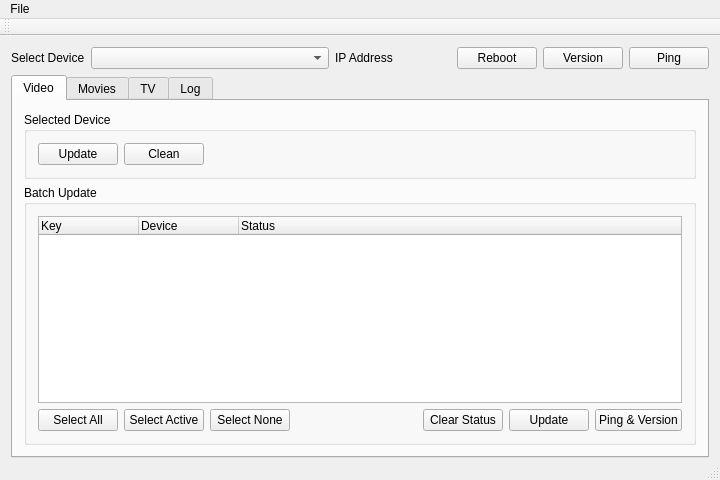
Old version of the form mainwindow.ui in the repository dwprice56/KodiJson.
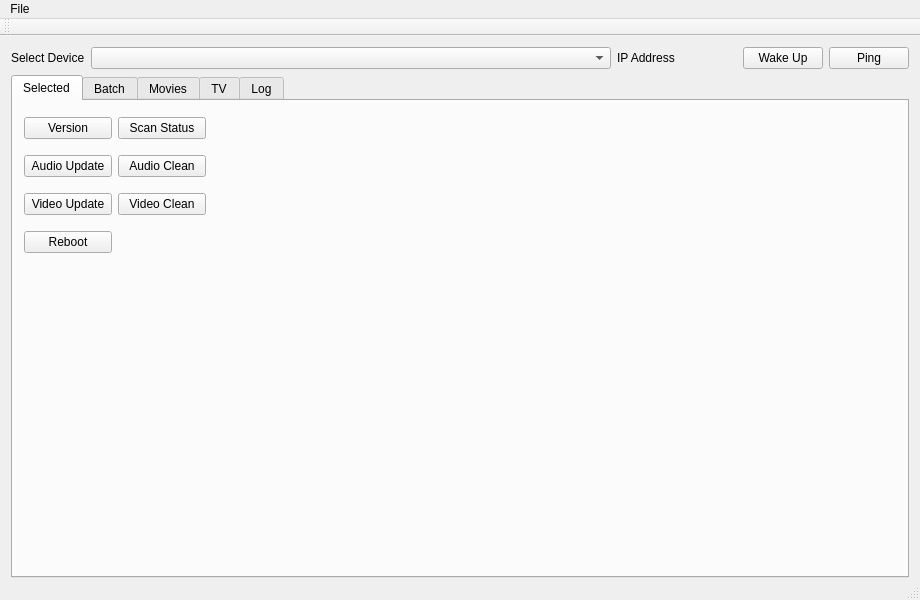
New version of the form. The open tabs and pages were chosen to show the change.

The edit to the form file:
```diff
--- a/mainwindow.ui
+++ b/mainwindow.ui
@@ -6,8 +6,8 @@
    <rect>
     <x>0</x>
     <y>0</y>
-    <width>720</width>
-    <height>480</height>
+    <width>920</width>
+    <height>600</height>
    </rect>
   </property>
   <property name="windowTitle">
@@ -18,6 +18,22 @@
     <property name="bottomMargin">
      <number>0</number>
     </property>
+    <item row="0" column="3">
+     <widget class="QPushButton" name="pushButton_SelectedDevice_WakeUp">
+      <property name="sizePolicy">
+       <sizepolicy hsizetype="Fixed" vsizetype="Fixed">
+        <horstretch>0</horstretch>
+        <verstretch>0</verstretch>
+       </sizepolicy>
+      </property>
+      <property name="toolTip">
+       <string>Tells Kodi to reboot the selected device.</string>
+      </property>
+      <property name="text">
+       <string>Wake Up</string>
+      </property>
+     </widget>
+    </item>
     <item row="0" column="0">
      <widget class="QLabel" name="label_SelectDevice">
       <property name="sizePolicy">
@@ -75,39 +91,7 @@
       </property>
      </widget>
     </item>
-    <item row="0" column="3">
-     <widget class="QPushButton" name="pushButton_SelectedDevice_Reboot">
-      <property name="sizePolicy">
-       <sizepolicy hsizetype="Fixed" vsizetype="Fixed">
-        <horstretch>0</horstretch>
-        <verstretch>0</verstretch>
-       </sizepolicy>
-      </property>
-      <property name="toolTip">
-       <string>Tells Kodi to reboot the selected device.</string>
-      </property>
-      <property name="text">
-       <string>Reboot</string>
-      </property>
-     </widget>
-    </item>
     <item row="0" column="4">
-     <widget class="QPushButton" name="pushButton_SelectedDevice_Version">
-      <property name="sizePolicy">
-       <sizepolicy hsizetype="Fixed" vsizetype="Fixed">
-        <horstretch>0</horstretch>
-        <verstretch>0</verstretch>
-       </sizepolicy>
-      </property>
-      <property name="toolTip">
-       <string>Returns the Kodi version and the JSON version for the selected device.</string>
-      </property>
-      <property name="text">
-       <string>Version</string>
-      </property>
-     </widget>
-    </item>
-    <item row="0" column="5">
      <widget class="QPushButton" name="pushButton_SelectedDevice_Ping">
       <property name="sizePolicy">
        <sizepolicy hsizetype="Fixed" vsizetype="Fixed">
@@ -126,7 +110,7 @@
       </property>
      </widget>
     </item>
-    <item row="1" column="0" colspan="6">
+    <item row="1" column="0" colspan="5">
      <widget class="QTabWidget" name="tabWidget">
       <property name="sizePolicy">
        <sizepolicy hsizetype="Expanding" vsizetype="Expanding">
@@ -139,21 +123,195 @@
       </property>
       <widget class="QWidget" name="tabVideo">
        <attribute name="title">
-        <string>Video</string>
+        <string>Selected</string>
        </attribute>
-       <layout class="QVBoxLayout" name="verticalLayout_3">
+       <layout class="QVBoxLayout" name="verticalLayout_5">
         <item>
-         <widget class="QGroupBox" name="groupBox_SelectedDevice">
-          <property name="title">
-           <string>Selected Device</string>
+         <widget class="QFrame" name="frame_2">
+          <property name="frameShape">
+           <enum>QFrame::NoFrame</enum>
           </property>
-          <property name="flat">
-           <bool>false</bool>
+          <property name="frameShadow">
+           <enum>QFrame::Raised</enum>
           </property>
-          <property name="checkable">
-           <bool>false</bool>
+          <layout class="QHBoxLayout" name="horizontalLayout_4">
+           <property name="leftMargin">
+            <number>0</number>
+           </property>
+           <property name="topMargin">
+            <number>5</number>
+           </property>
+           <property name="rightMargin">
+            <number>0</number>
+           </property>
+           <property name="bottomMargin">
+            <number>5</number>
+           </property>
+           <item>
+            <widget class="QPushButton" name="pushButton_SelectedDevice_Version">
+             <property name="sizePolicy">
+              <sizepolicy hsizetype="Fixed" vsizetype="Fixed">
+               <horstretch>0</horstretch>
+               <verstretch>0</verstretch>
+              </sizepolicy>
+             </property>
+             <property name="minimumSize">
+              <size>
+               <width>88</width>
+               <height>0</height>
+              </size>
+             </property>
+             <property name="toolTip">
+              <string>Returns the Kodi version and the JSON version for the selected device.</string>
+             </property>
+             <property name="text">
+              <string>Version</string>
+             </property>
+            </widget>
+           </item>
+           <item>
+            <widget class="QPushButton" name="pushButton_SelectedDevice_UpdateStatus">
+             <property name="sizePolicy">
+              <sizepolicy hsizetype="Fixed" vsizetype="Fixed">
+               <horstretch>0</horstretch>
+               <verstretch>0</verstretch>
+              </sizepolicy>
+             </property>
+             <property name="minimumSize">
+              <size>
+               <width>88</width>
+               <height>0</height>
+              </size>
+             </property>
+             <property name="toolTip">
+              <string>Determine if an audio scan or a video scan is running.</string>
+             </property>
+             <property name="text">
+              <string>Scan Status</string>
+             </property>
+            </widget>
+           </item>
+           <item>
+            <spacer name="horizontalSpacer_6">
+             <property name="orientation">
+              <enum>Qt::Horizontal</enum>
+             </property>
+             <property name="sizeHint" stdset="0">
+              <size>
+               <width>40</width>
+               <height>20</height>
+              </size>
+             </property>
+            </spacer>
+           </item>
+          </layout>
+         </widget>
+        </item>
+        <item>
+         <widget class="QFrame" name="frame_3">
+          <property name="frameShape">
+           <enum>QFrame::NoFrame</enum>
+          </property>
+          <property name="frameShadow">
+           <enum>QFrame::Raised</enum>
           </property>
           <layout class="QHBoxLayout" name="horizontalLayout_5">
+           <property name="leftMargin">
+            <number>0</number>
+           </property>
+           <property name="topMargin">
+            <number>5</number>
+           </property>
+           <property name="rightMargin">
+            <number>0</number>
+           </property>
+           <property name="bottomMargin">
+            <number>5</number>
+           </property>
+           <item>
+            <widget class="QPushButton" name="pushButton_SelectedDevice_AudioUpdate">
+             <property name="sizePolicy">
+              <sizepolicy hsizetype="Fixed" vsizetype="Fixed">
+               <horstretch>0</horstretch>
+               <verstretch>0</verstretch>
+              </sizepolicy>
+             </property>
+             <property name="minimumSize">
+              <size>
+               <width>88</width>
+               <height>0</height>
+              </size>
+             </property>
+             <property name="toolTip">
+              <string>Update the audio library.  This will import any new music.  It will not update existing items.</string>
+             </property>
+             <property name="text">
+              <string>Audio Update</string>
+             </property>
+            </widget>
+           </item>
+           <item>
+            <widget class="QPushButton" name="pushButton_SelectedDevice_AudioClean">
+             <property name="sizePolicy">
+              <sizepolicy hsizetype="Fixed" vsizetype="Fixed">
+               <horstretch>0</horstretch>
+               <verstretch>0</verstretch>
+              </sizepolicy>
+             </property>
+             <property name="minimumSize">
+              <size>
+               <width>88</width>
+               <height>0</height>
+              </size>
+             </property>
+             <property name="toolTip">
+              <string>Clean the audio library.  This will remove any deleted or missing items from the library.</string>
+             </property>
+             <property name="text">
+              <string>Audio Clean</string>
+             </property>
+            </widget>
+           </item>
+           <item>
+            <spacer name="horizontalSpacer_8">
+             <property name="orientation">
+              <enum>Qt::Horizontal</enum>
+             </property>
+             <property name="sizeType">
+              <enum>QSizePolicy::Expanding</enum>
+             </property>
+             <property name="sizeHint" stdset="0">
+              <size>
+               <width>689</width>
+               <height>20</height>
+              </size>
+             </property>
+            </spacer>
+           </item>
+          </layout>
+         </widget>
+        </item>
+        <item>
+         <widget class="QFrame" name="frame_5">
+          <property name="frameShape">
+           <enum>QFrame::NoFrame</enum>
+          </property>
+          <property name="frameShadow">
+           <enum>QFrame::Raised</enum>
+          </property>
+          <layout class="QHBoxLayout" name="horizontalLayout_7">
+           <property name="leftMargin">
+            <number>0</number>
+           </property>
+           <property name="topMargin">
+            <number>5</number>
+           </property>
+           <property name="rightMargin">
+            <number>0</number>
+           </property>
+           <property name="bottomMargin">
+            <number>5</number>
+           </property>
            <item>
             <widget class="QPushButton" name="pushButton_SelectedDevice_VideoUpdate">
              <property name="sizePolicy">
@@ -162,11 +320,17 @@
                <verstretch>0</verstretch>
               </sizepolicy>
              </property>
+             <property name="minimumSize">
+              <size>
+               <width>88</width>
+               <height>0</height>
+              </size>
+             </property>
              <property name="toolTip">
               <string>Update the video library.  This will import any new movies, TV shows and episodes.  It will not update existing items.</string>
              </property>
              <property name="text">
-              <string>Update</string>
+              <string>Video Update</string>
              </property>
             </widget>
            </item>
@@ -178,22 +342,87 @@
                <verstretch>0</verstretch>
               </sizepolicy>
              </property>
+             <property name="minimumSize">
+              <size>
+               <width>88</width>
+               <height>0</height>
+              </size>
+             </property>
              <property name="toolTip">
               <string>Clean the video library.  This will remove any deleted or missing items from the library.</string>
              </property>
              <property name="text">
-              <string>Clean</string>
+              <string>Video Clean</string>
              </property>
             </widget>
            </item>
            <item>
-            <spacer name="horizontalSpacer_6">
+            <spacer name="horizontalSpacer_9">
              <property name="orientation">
               <enum>Qt::Horizontal</enum>
              </property>
              <property name="sizeHint" stdset="0">
               <size>
-               <width>481</width>
+               <width>689</width>
+               <height>22</height>
+              </size>
+             </property>
+            </spacer>
+           </item>
+          </layout>
+         </widget>
+        </item>
+        <item>
+         <widget class="QFrame" name="frame_4">
+          <property name="frameShape">
+           <enum>QFrame::NoFrame</enum>
+          </property>
+          <property name="frameShadow">
+           <enum>QFrame::Raised</enum>
+          </property>
+          <layout class="QHBoxLayout" name="horizontalLayout_6">
+           <property name="leftMargin">
+            <number>0</number>
+           </property>
+           <property name="topMargin">
+            <number>5</number>
+           </property>
+           <property name="rightMargin">
+            <number>0</number>
+           </property>
+           <property name="bottomMargin">
+            <number>5</number>
+           </property>
+           <item>
+            <widget class="QPushButton" name="pushButton_SelectedDevice_Reboot">
+             <property name="sizePolicy">
+              <sizepolicy hsizetype="Fixed" vsizetype="Fixed">
+               <horstretch>0</horstretch>
+               <verstretch>0</verstretch>
+              </sizepolicy>
+             </property>
+             <property name="minimumSize">
+              <size>
+               <width>88</width>
+               <height>0</height>
+              </size>
+             </property>
+             <property name="toolTip">
+              <string>Tells Kodi to reboot the selected device.</string>
+             </property>
+             <property name="text">
+              <string>Reboot</string>
+             </property>
+            </widget>
+           </item>
+           <item>
+            <spacer name="horizontalSpacer_10">
+             <property name="orientation">
+              <enum>Qt::Horizontal</enum>
+             </property>
+             <property name="sizeHint" stdset="0">
+              <size>
+               <width>40</width>
                <height>20</height>
               </size>
              </property>
@@ -203,13 +432,27 @@
          </widget>
         </item>
         <item>
-         <widget class="QGroupBox" name="groupBox_BatchUpdate">
-          <property name="title">
-           <string>Batch Update</string>
+         <spacer name="verticalSpacer">
+          <property name="orientation">
+           <enum>Qt::Vertical</enum>
           </property>
-          <layout class="QGridLayout" name="gridLayout_2">
-           <item row="0" column="0" colspan="7">
-            <widget class="QTreeWidget" name="treeWidget_BatchUpdate">
+          <property name="sizeHint" stdset="0">
+           <size>
+            <width>20</width>
+            <height>283</height>
+           </size>
+          </property>
+         </spacer>
+        </item>
+       </layout>
+      </widget>
+      <widget class="QWidget" name="tabBatch">
+       <attribute name="title">
+        <string>Batch</string>
+       </attribute>
+       <layout class="QVBoxLayout" name="verticalLayout_3">
+        <item>
+         <widget class="QTreeWidget" name="treeWidget_BatchDevices">
              <property name="uniformRowHeights">
               <bool>true</bool>
              </property>
@@ -233,7 +476,28 @@
              </column>
             </widget>
            </item>
-           <item row="1" column="0">
+        <item>
+         <widget class="QFrame" name="frame_6">
+          <property name="frameShape">
+           <enum>QFrame::NoFrame</enum>
+          </property>
+          <property name="frameShadow">
+           <enum>QFrame::Raised</enum>
+          </property>
+          <layout class="QHBoxLayout" name="horizontalLayout_8">
+           <property name="leftMargin">
+            <number>0</number>
+           </property>
+           <property name="topMargin">
+            <number>5</number>
+           </property>
+           <property name="rightMargin">
+            <number>0</number>
+           </property>
+           <property name="bottomMargin">
+            <number>0</number>
+           </property>
+           <item>
             <widget class="QPushButton" name="pushButton_Batch_SelectAll">
              <property name="sizePolicy">
               <sizepolicy hsizetype="Fixed" vsizetype="Fixed">
@@ -241,6 +505,12 @@
                <verstretch>0</verstretch>
               </sizepolicy>
              </property>
+             <property name="minimumSize">
+              <size>
+               <width>88</width>
+               <height>0</height>
+              </size>
+             </property>
              <property name="toolTip">
               <string>Select (check) all batch update devices.</string>
              </property>
@@ -249,7 +519,7 @@
              </property>
             </widget>
            </item>
-           <item row="1" column="1">
+           <item>
             <widget class="QPushButton" name="pushButton_Batch_SelectActive">
              <property name="sizePolicy">
               <sizepolicy hsizetype="Fixed" vsizetype="Fixed">
@@ -257,6 +527,12 @@
                <verstretch>0</verstretch>
               </sizepolicy>
              </property>
+             <property name="minimumSize">
+              <size>
+               <width>88</width>
+               <height>0</height>
+              </size>
+             </property>
              <property name="toolTip">
               <string>Select (check) only the batch update devices defined as 'active'.</string>
              </property>
@@ -265,7 +541,7 @@
              </property>
             </widget>
            </item>
-           <item row="1" column="2">
+           <item>
             <widget class="QPushButton" name="pushButton_Batch_SelectNone">
              <property name="sizePolicy">
               <sizepolicy hsizetype="Fixed" vsizetype="Fixed">
@@ -273,6 +549,12 @@
                <verstretch>0</verstretch>
               </sizepolicy>
              </property>
+             <property name="minimumSize">
+              <size>
+               <width>88</width>
+               <height>0</height>
+              </size>
+             </property>
              <property name="toolTip">
               <string>Un-select (un-check) all batch devices.</string>
              </property>
@@ -281,20 +563,20 @@
              </property>
             </widget>
            </item>
-           <item row="1" column="3">
+           <item>
             <spacer name="horizontalSpacer_5">
              <property name="orientation">
               <enum>Qt::Horizontal</enum>
              </property>
              <property name="sizeHint" stdset="0">
               <size>
-               <width>223</width>
+               <width>501</width>
                <height>20</height>
               </size>
              </property>
             </spacer>
            </item>
-           <item row="1" column="4">
+           <item>
             <widget class="QPushButton" name="pushButton_Batch_ClearStatus">
              <property name="sizePolicy">
               <sizepolicy hsizetype="Fixed" vsizetype="Fixed">
@@ -302,6 +584,12 @@
                <verstretch>0</verstretch>
               </sizepolicy>
              </property>
+             <property name="minimumSize">
+              <size>
+               <width>88</width>
+               <height>0</height>
+              </size>
+             </property>
              <property name="toolTip">
               <string>Clear the batch update status column.</string>
              </property>
@@ -310,18 +598,154 @@
              </property>
             </widget>
            </item>
-           <item row="1" column="5">
-            <widget class="QPushButton" name="pushButton_Batch_Update">
+          </layout>
+         </widget>
+        </item>
+        <item>
+         <widget class="QFrame" name="frame_7">
+          <property name="frameShape">
+           <enum>QFrame::NoFrame</enum>
+          </property>
+          <property name="frameShadow">
+           <enum>QFrame::Raised</enum>
+          </property>
+          <layout class="QHBoxLayout" name="horizontalLayout_9">
+           <property name="leftMargin">
+            <number>0</number>
+           </property>
+           <property name="topMargin">
+            <number>5</number>
+           </property>
+           <property name="rightMargin">
+            <number>0</number>
+           </property>
+           <property name="bottomMargin">
+            <number>0</number>
+           </property>
+           <item>
+            <widget class="QPushButton" name="pushButton_Batch_AudioUpdate">
+             <property name="minimumSize">
+              <size>
+               <width>88</width>
+               <height>0</height>
+              </size>
+             </property>
              <property name="toolTip">
               <string>Batch update the checked devices.  Each device will be updated in turn,</string>
              </property>
              <property name="text">
-              <string>Update</string>
+              <string>Audio Update</string>
              </property>
             </widget>
            </item>
-           <item row="1" column="6">
+           <item>
+            <widget class="QPushButton" name="pushButton_Batch_AudioClean">
+             <property name="minimumSize">
+              <size>
+               <width>88</width>
+               <height>0</height>
+              </size>
+             </property>
+             <property name="toolTip">
+              <string>Batch update the audio for the checked devices.  Each device will be updated in turn,</string>
+             </property>
+             <property name="text">
+              <string>Audio Clean</string>
+             </property>
+            </widget>
+           </item>
+           <item>
+            <spacer name="horizontalSpacer_11">
+             <property name="orientation">
+              <enum>Qt::Horizontal</enum>
+             </property>
+             <property name="sizeType">
+              <enum>QSizePolicy::Fixed</enum>
+             </property>
+             <property name="sizeHint" stdset="0">
+              <size>
+               <width>44</width>
+               <height>20</height>
+              </size>
+             </property>
+            </spacer>
+           </item>
+           <item>
+            <widget class="QPushButton" name="pushButton_Batch_VideoUpdate">
+             <property name="minimumSize">
+              <size>
+               <width>88</width>
+               <height>0</height>
+              </size>
+             </property>
+             <property name="toolTip">
+              <string>Batch update the video for the checked devices.  Each device will be updated in turn,</string>
+             </property>
+             <property name="text">
+              <string>Video Update</string>
+             </property>
+            </widget>
+           </item>
+           <item>
+            <widget class="QPushButton" name="pushButton_Batch_VideoClean">
+             <property name="minimumSize">
+              <size>
+               <width>88</width>
+               <height>0</height>
+              </size>
+             </property>
+             <property name="toolTip">
+              <string>Batch update the video for the checked devices.  Each device will be updated in turn,</string>
+             </property>
+             <property name="text">
+              <string>Video Clean</string>
+             </property>
+            </widget>
+           </item>
+           <item>
+            <spacer name="horizontalSpacer_12">
+             <property name="orientation">
+              <enum>Qt::Horizontal</enum>
+             </property>
+             <property name="sizeType">
+              <enum>QSizePolicy::Fixed</enum>
+             </property>
+             <property name="sizeHint" stdset="0">
+              <size>
+               <width>44</width>
+               <height>20</height>
+              </size>
+             </property>
+            </spacer>
+           </item>
+           <item>
+            <widget class="QCheckBox" name="checkBox_Batch_CleanAfterUpdate">
+             <property name="text">
+              <string>Clean after update</string>
+             </property>
+            </widget>
+           </item>
+           <item>
+            <spacer name="horizontalSpacer_13">
+             <property name="orientation">
+              <enum>Qt::Horizontal</enum>
+             </property>
+             <property name="sizeHint" stdset="0">
+              <size>
+               <width>162</width>
+               <height>20</height>
+              </size>
+             </property>
+            </spacer>
+           </item>
+           <item>
             <widget class="QPushButton" name="pushButton_Batch_PingVersion">
+             <property name="minimumSize">
+              <size>
+               <width>88</width>
+               <height>0</height>
+              </size>
+             </property>
              <property name="toolTip">
               <string>Ping the selected devices; then get the kodi &amp; json versions.</string>
              </property>
@@ -654,7 +1078,7 @@
     <rect>
      <x>0</x>
      <y>0</y>
-     <width>720</width>
+     <width>920</width>
      <height>22</height>
     </rect>
    </property>
```
Left out of the diff: 71 changed lines with no effect on the pictures. Lines whose indentation alone changed are shown as unchanged.
